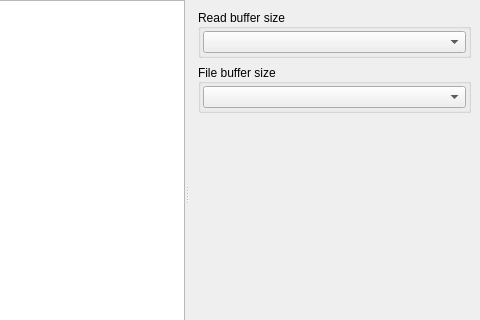
The window that xoptionswidget.ui (horsicq/XOptions) describes before a commit, drawn with Qt 5; both pictures show x 141 to 621 and y 0 to 320 of the 621 by 416 pixel window.
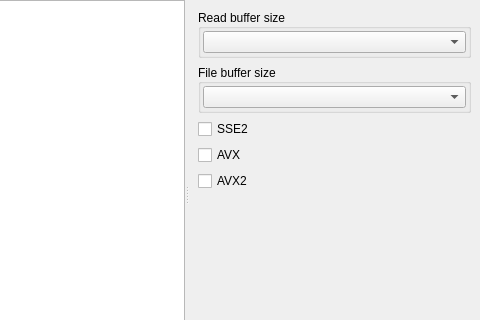
The same window after the commit.

```diff
--- a/xoptionswidget.ui
+++ b/xoptionswidget.ui
@@ -587,7 +587,7 @@
             <rect>
              <x>0</x>
              <y>0</y>
-             <width>266</width>
+             <width>287</width>
              <height>384</height>
             </rect>
            </property>
@@ -660,6 +660,27 @@
               </layout>
              </widget>
             </item>
+            <item>
+             <widget class="QCheckBox" name="checkBoxSSE2">
+              <property name="text">
+               <string notr="true">SSE2</string>
+              </property>
+             </widget>
+            </item>
+            <item>
+             <widget class="QCheckBox" name="checkBoxAVX">
+              <property name="text">
+               <string notr="true">AVX</string>
+              </property>
+             </widget>
+            </item>
+            <item>
+             <widget class="QCheckBox" name="checkBoxAVX2">
+              <property name="text">
+               <string>AVX2</string>
+              </property>
+             </widget>
+            </item>
             <item>
              <spacer name="verticalSpacer_4">
               <property name="orientation">
```
Left out of the diff: 4 changed lines with no effect on the pictures.
